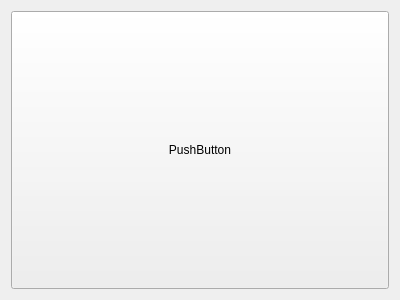
Before: the Qt Designer form mainwindow.ui in anselmolsm/qt-resize-example, drawn with Qt 5.
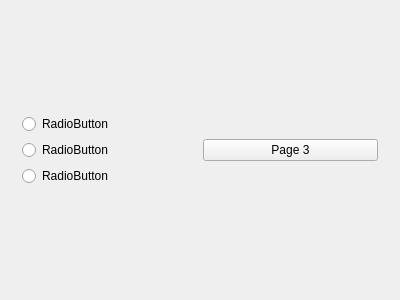
After: the same form once the commit is applied.

Commit message: Using Stacked Widget

Patch:
```diff
--- a/mainwindow.ui
+++ b/mainwindow.ui
@@ -16,6 +16,25 @@
   <widget class="QWidget" name="centralWidget">
    <layout class="QGridLayout" name="gridLayout">
     <item row="0" column="0">
+     <widget class="QStackedWidget" name="stackedWidget">
+      <property name="sizePolicy">
+       <sizepolicy hsizetype="MinimumExpanding" vsizetype="MinimumExpanding">
+        <horstretch>0</horstretch>
+        <verstretch>0</verstretch>
+       </sizepolicy>
+      </property>
+      <property name="currentIndex">
+       <number>1</number>
+      </property>
+      <widget class="QWidget" name="page">
+       <property name="sizePolicy">
+        <sizepolicy hsizetype="MinimumExpanding" vsizetype="MinimumExpanding">
+         <horstretch>0</horstretch>
+         <verstretch>0</verstretch>
+        </sizepolicy>
+       </property>
+       <layout class="QGridLayout" name="gridLayout_2">
+        <item row="0" column="0">
      <layout class="QVBoxLayout" name="verticalLayout">
       <item>
        <widget class="QPushButton" name="pushButton">
@@ -26,11 +45,90 @@
          </sizepolicy>
         </property>
         <property name="text">
-         <string>PushButton</string>
+             <string>Page 2</string>
         </property>
        </widget>
       </item>
-     </layout>
+          <item>
+           <widget class="QPushButton" name="pushButton_3">
+            <property name="sizePolicy">
+             <sizepolicy hsizetype="Minimum" vsizetype="MinimumExpanding">
+              <horstretch>0</horstretch>
+              <verstretch>0</verstretch>
+             </sizepolicy>
+            </property>
+            <property name="text">
+             <string>Page 3</string>
+            </property>
+           </widget>
+          </item>
+         </layout>
+        </item>
+       </layout>
+      </widget>
+      <widget class="QWidget" name="page_2">
+       <layout class="QGridLayout" name="gridLayout_3">
+        <item row="0" column="0">
+         <layout class="QHBoxLayout" name="horizontalLayout">
+          <item>
+           <layout class="QVBoxLayout" name="verticalLayout_2">
+            <item>
+             <widget class="QRadioButton" name="radioButton">
+              <property name="text">
+               <string>RadioButton</string>
+              </property>
+             </widget>
+            </item>
+            <item>
+             <widget class="QRadioButton" name="radioButton_3">
+              <property name="text">
+               <string>RadioButton</string>
+              </property>
+             </widget>
+            </item>
+            <item>
+             <widget class="QRadioButton" name="radioButton_2">
+              <property name="text">
+               <string>RadioButton</string>
+              </property>
+             </widget>
+            </item>
+           </layout>
+          </item>
+          <item>
+           <widget class="QPushButton" name="pushButton_4">
+            <property name="text">
+             <string>Page 3</string>
+            </property>
+           </widget>
+          </item>
+         </layout>
+        </item>
+       </layout>
+      </widget>
+      <widget class="QWidget" name="page_3">
+       <layout class="QGridLayout" name="gridLayout_4">
+        <item row="0" column="0">
+         <layout class="QVBoxLayout" name="verticalLayout_3">
+          <item>
+           <widget class="QLabel" name="label">
+            <property name="text">
+             <string>TextLabel</string>
+            </property>
+           </widget>
+          </item>
+          <item>
+           <widget class="QPushButton" name="pushButton_2">
+            <property name="text">
+             <string>page 1</string>
+            </property>
+           </widget>
+          </item>
+         </layout>
+        </item>
+       </layout>
+      </widget>
+     </widget>
     </item>
    </layout>
   </widget>
```
Lines whose indentation alone changed are shown as unchanged. The commit also changes 2 other files.
